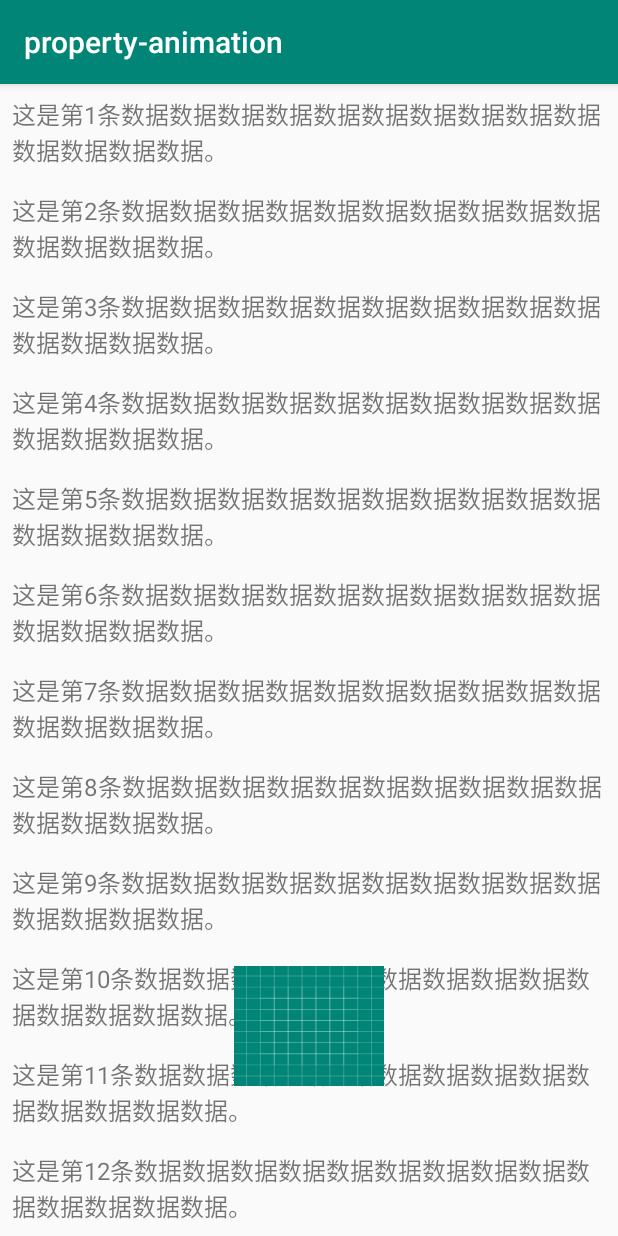
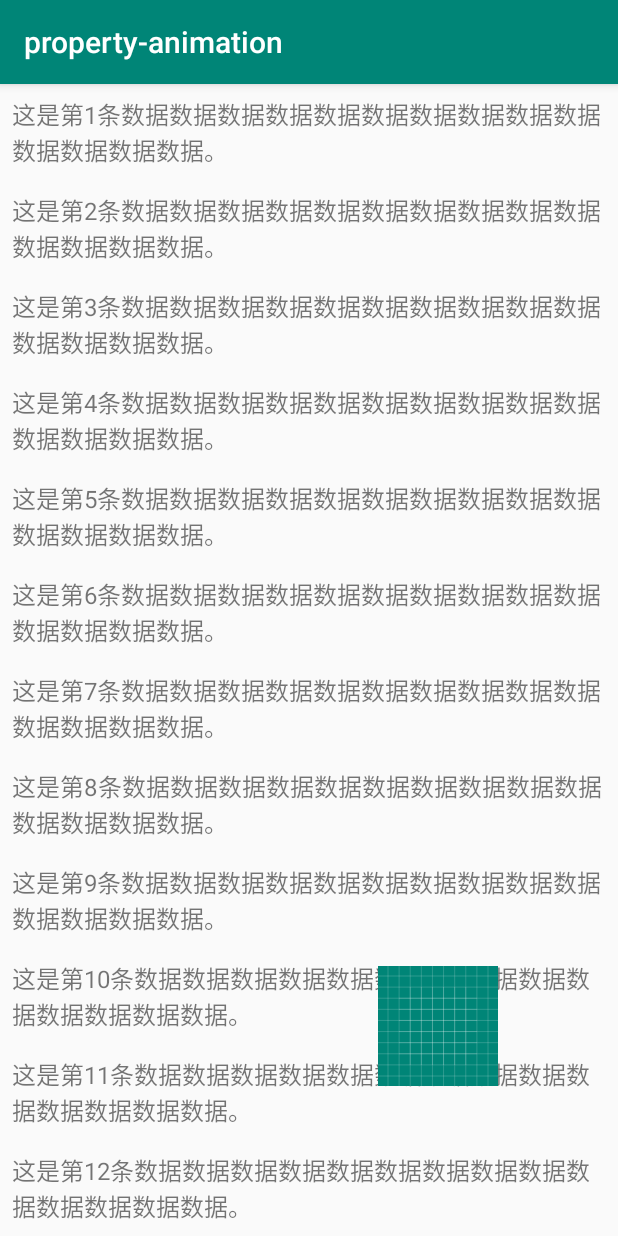
Before and after one commit to lxr17/property_animation, an Android app: the screen it shows after launch (MainActivity), on a phone screen of 412 x 824 dp. Run offline under Robolectric (Android 15) with nearby library versions, the phone set to English and light mode, and no system bars.

Commit message:
给iv增加上滚动事件

```diff
--- a/app/src/main/java/com/lxr/property_animation/MainActivity.java
+++ b/app/src/main/java/com/lxr/property_animation/MainActivity.java
@@ -1,9 +1,12 @@
 package com.lxr.property_animation;
 
 import android.os.Bundle;
+import android.support.annotation.NonNull;
 import android.support.v7.app.AppCompatActivity;
 import android.support.v7.widget.LinearLayoutManager;
 import android.support.v7.widget.RecyclerView;
+import android.view.View;
+import android.widget.ImageView;
 
 import java.util.ArrayList;
 import java.util.List;
@@ -12,12 +15,16 @@ public class MainActivity extends AppCompatActivity {
 
     private List<String> mDatas;
 
+    private ImageView iv;
+
     @Override
     protected void onCreate(Bundle savedInstanceState) {
         super.onCreate(savedInstanceState);
         setContentView(R.layout.activity_main);
 
         mDatas = new ArrayList<>();
+
+        iv = findViewById(R.id.iv);
 
         // 设置rv属性
         RecyclerView rv = findViewById(R.id.rv);
@@ -28,5 +35,21 @@ public class MainActivity extends AppCompatActivity {
         for (int i = 1; i < 61; i++) {
             mDatas.add("这是第" + i + "条数据数据数据数据数据数据数据数据数据数据数据数据数据数据。");
         }
+
+        // 给rv加上滚动事件
+        rv.addOnScrollListener(new RecyclerView.OnScrollListener() {
+            @Override
+            public void onScrollStateChanged(@NonNull RecyclerView recyclerView, int newState) {
+                switch (newState) {
+                    case RecyclerView.SCROLL_STATE_DRAGGING:// 滚动中
+                    case RecyclerView.SCROLL_STATE_SETTLING:// 飞翔中
+                        iv.setVisibility(View.GONE);
+                        break;
+                    case RecyclerView.SCROLL_STATE_IDLE:// 停止滚动
+                        iv.setVisibility(View.VISIBLE);
+                        break;
+                }
+            }
+        });
     }
 }
--- a/app/src/main/res/layout/activity_main.xml
+++ b/app/src/main/res/layout/activity_main.xml
@@ -10,10 +10,13 @@
 
     <ImageView
         android:id="@+id/iv"
-        android:layout_width="100dp"
+        android:layout_width="80dp"
         android:layout_height="80dp"
+        android:layout_alignParentEnd="true"
+        android:layout_alignParentRight="true"
         android:layout_alignParentBottom="true"
-        android:layout_centerHorizontal="true"
+        android:layout_marginEnd="80dp"
+        android:layout_marginRight="80dp"
         android:layout_marginBottom="100dp"
         android:scaleType="fitXY"
         android:src="@drawable/ic_launcher_background" />
```
